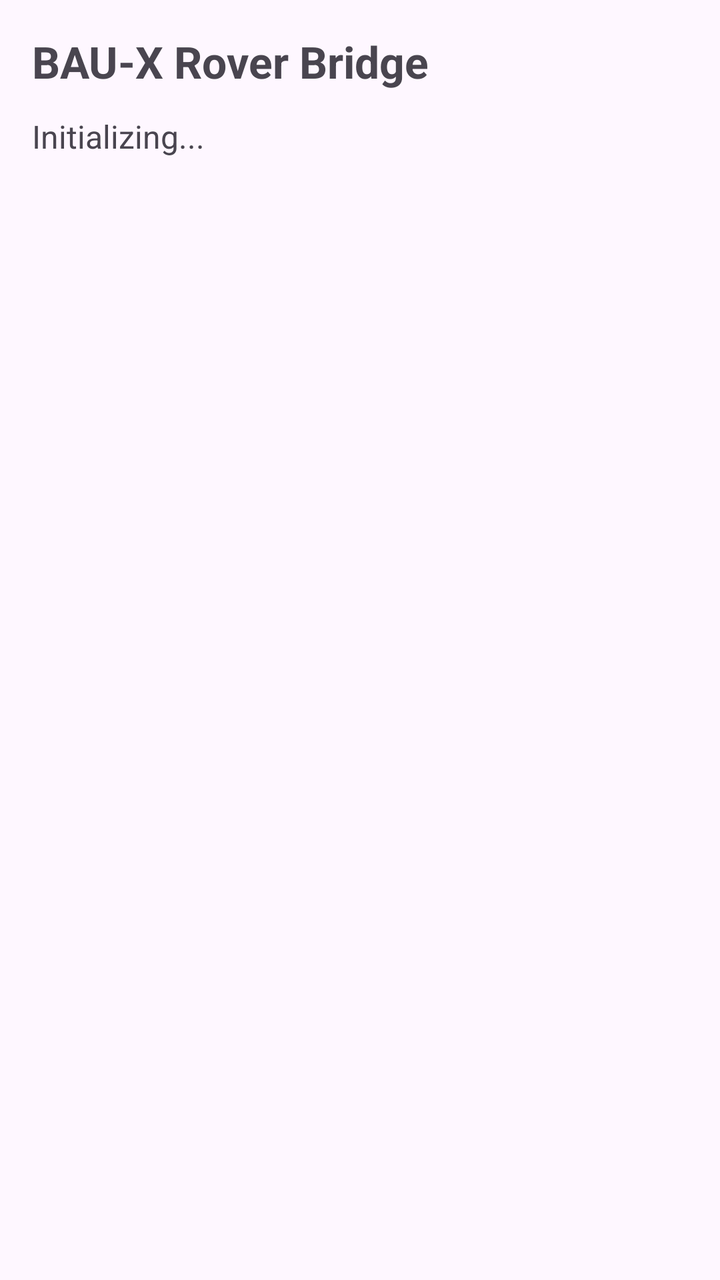
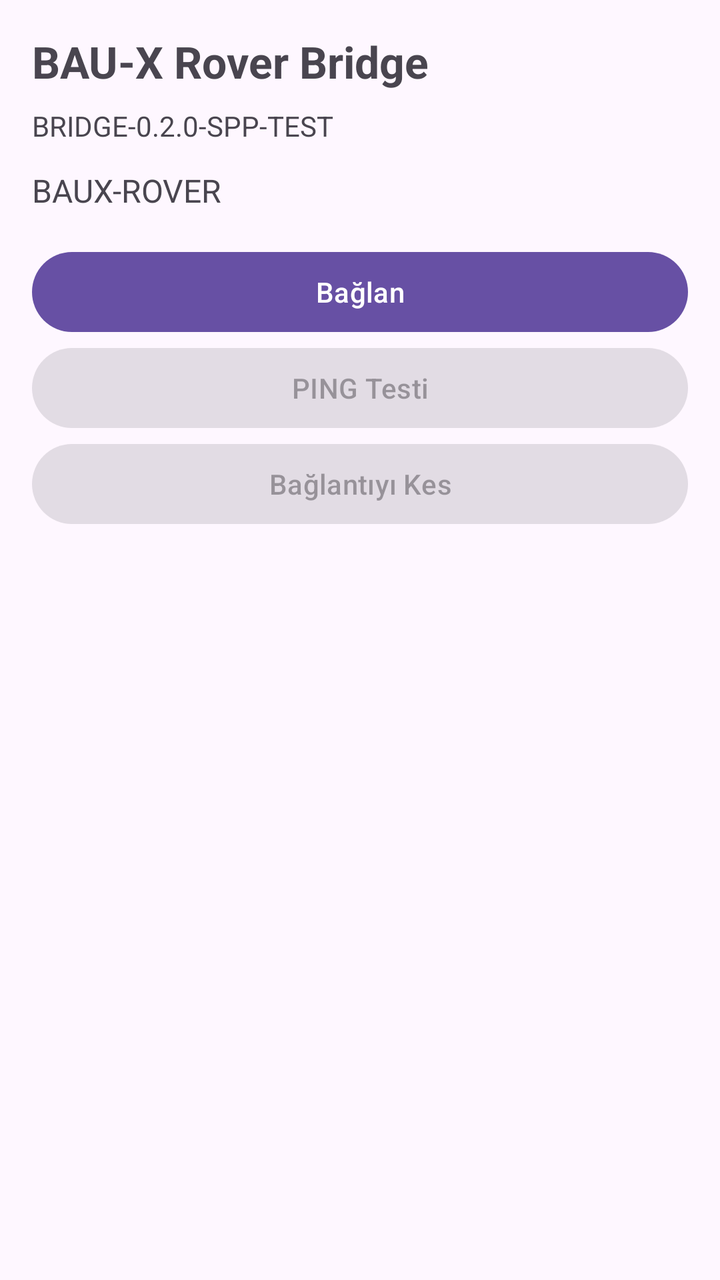

An Android layout rendered at two revisions. The XML below is the earlier revision; the diff shows what the commit changed to produce the second picture.
<!-- AndroidManifest.xml: application theme Theme.BauxRoverBridge -->
<!-- res/layout/activity_main.xml -->
<?xml version="1.0" encoding="utf-8"?>
<LinearLayout xmlns:android="http://schemas.android.com/apk/res/android"
    android:layout_width="match_parent"
    android:layout_height="match_parent"
    android:orientation="vertical"
    android:padding="16dp">

    <TextView
        android:id="@+id/titleText"
        android:layout_width="wrap_content"
        android:layout_height="wrap_content"
        android:text="BAU-X Rover Bridge"
        android:textSize="22sp"
        android:textStyle="bold" />

    <TextView
        android:id="@+id/statusText"
        android:layout_width="wrap_content"
        android:layout_height="wrap_content"
        android:layout_marginTop="12dp"
        android:text="Initializing..."
        android:textSize="16sp" />

</LinearLayout>
<!-- resources referenced by this layout -->
<resources>
  <style name="Theme.BauxRoverBridge" parent="Theme.Material3.DayNight.NoActionBar" />
</resources>

<!-- the commit's change to res/layout/activity_main.xml (unified diff, before → after) -->
@@ -14,11 +14,40 @@
         android:textStyle="bold" />
 
     <TextView
+        android:id="@+id/versionText"
+        android:layout_width="wrap_content"
+        android:layout_height="wrap_content"
+        android:layout_marginTop="8dp"
+        android:text="BRIDGE-0.2.0-SPP-TEST"
+        android:textSize="14sp" />
+
+    <TextView
         android:id="@+id/statusText"
         android:layout_width="wrap_content"
         android:layout_height="wrap_content"
         android:layout_marginTop="12dp"
-        android:text="Initializing..."
+        android:text="BAUX-ROVER"
         android:textSize="16sp" />
 
+    <Button
+        android:id="@+id/connectButton"
+        android:layout_width="match_parent"
+        android:layout_height="wrap_content"
+        android:layout_marginTop="16dp"
+        android:text="@string/connect" />
+
+    <Button
+        android:id="@+id/pingButton"
+        android:layout_width="match_parent"
+        android:layout_height="wrap_content"
+        android:enabled="false"
+        android:text="@string/ping_test" />
+
+    <Button
+        android:id="@+id/disconnectButton"
+        android:layout_width="match_parent"
+        android:layout_height="wrap_content"
+        android:enabled="false"
+        android:text="@string/disconnect" />
+
 </LinearLayout>
<!-- resource entries referenced after the edit -->
@@ -1,5 +1,8 @@
 <!-- resources referenced by this layout -->
 <resources>
+  <string name="connect">Bağlan</string>
+  <string name="disconnect">Bağlantıyı Kes</string>
+  <string name="ping_test">PING Testi</string>
   <style name="Theme.BauxRoverBridge" parent="Theme.Material3.DayNight.NoActionBar" />
 </resources>
 
